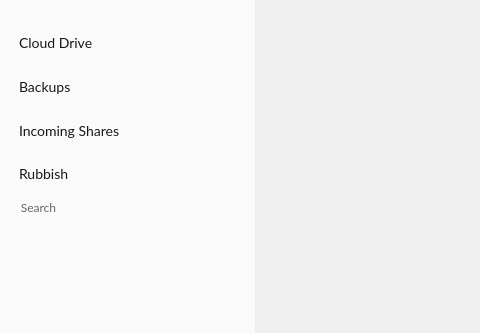
Qt form src/MEGASync/gui/node_selector/gui/macx/NodeSelector.ui (meganz/MEGAsync) before a commit; both pictures show x 0 to 480 and y 0 to 333 of the 800 by 489 pixel window.
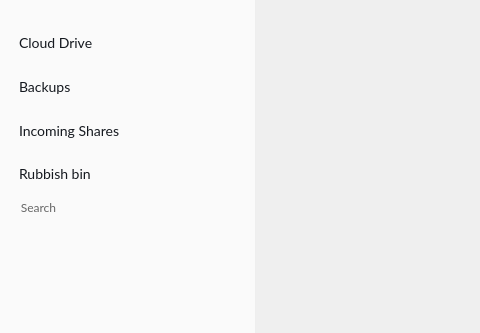
The same form after that commit. Icons and pictures are not drawn.

```diff
--- a/src/MEGASync/gui/node_selector/gui/macx/NodeSelector.ui
+++ b/src/MEGASync/gui/node_selector/gui/macx/NodeSelector.ui
@@ -542,7 +542,7 @@
                <bool>true</bool>
               </property>
               <property name="text">
-               <string>Rubbish</string>
+               <string notr="true">Rubbish bin</string>
               </property>
               <property name="icon">
                <iconset resource="../../../Resources_macx.qrc">
```
Left out of the diff: 8 changed lines with no effect on the pictures.
